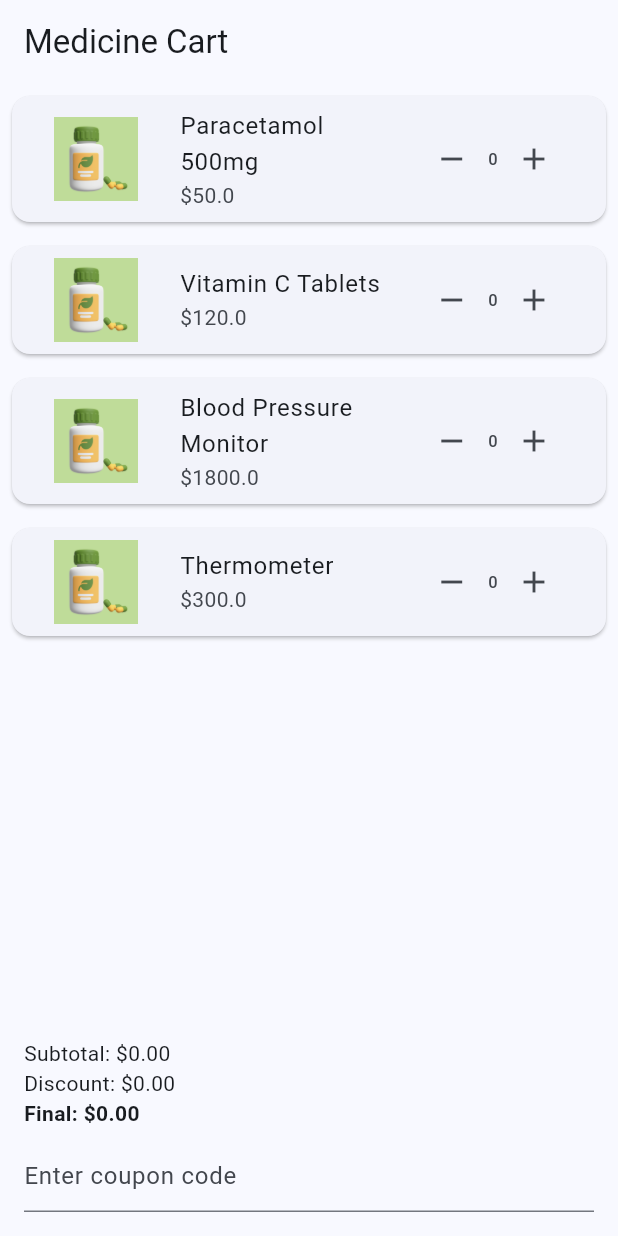
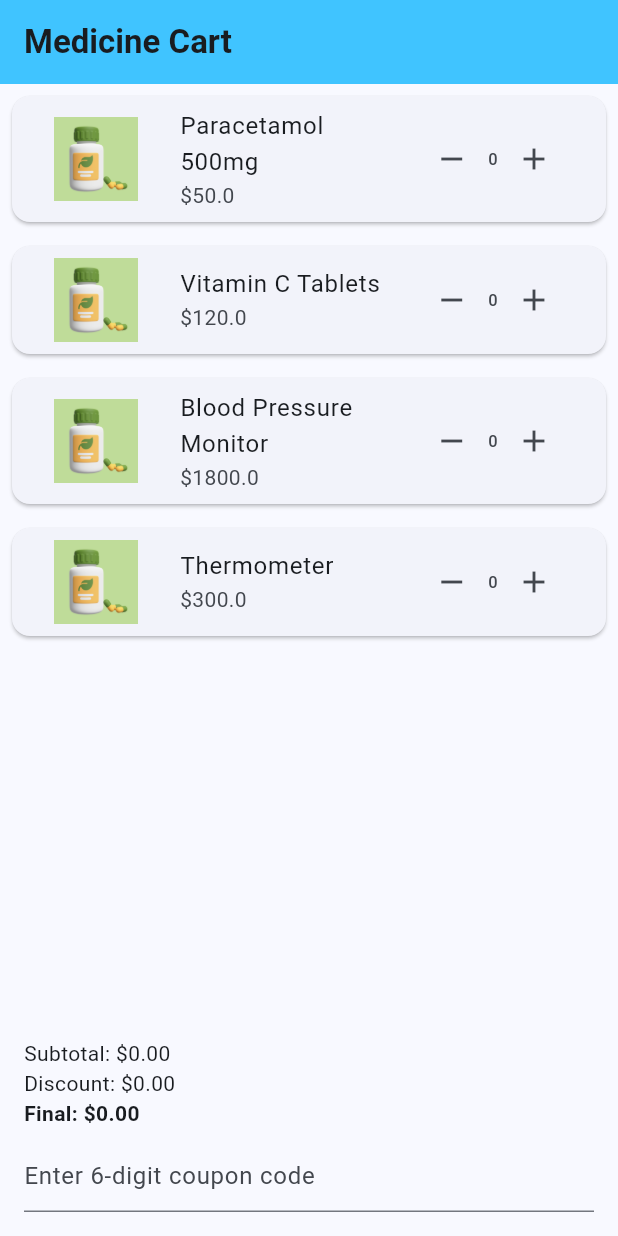
Before and after one commit to novincdavis123/medcart, a Flutter app: the screen it shows after launch, on a phone screen of 412 x 824 dp. Run offline on Flutter 3.47's test engine with Material 3 defaults, Android fonts, the phone set to English and light mode, and no system bars; our stand-ins replace flutter_riverpod, shared_preferences.

Commit message:
Code refactoring and coupon code validation
ADDED
 - toast for invalid coupons
 - cart_calculator function
EDITED
 - cart screen made clean by extracting calculation functions of
   discount and subtotal

```diff
--- a/lib/data/medicine_data.dart
+++ b/lib/data/medicine_data.dart
@@ -1,4 +1,3 @@
-
 import 'package:flutter_riverpod/flutter_riverpod.dart';
 import 'package:medcart/models/medicine.dart';
 
--- a/lib/models/medicine.dart
+++ b/lib/models/medicine.dart
@@ -11,13 +11,17 @@ class MedicineModel {
     required this.image,
   });
 
-  Map<String, dynamic> toJson() =>
-      {'id': id, 'name': name, 'price': price, 'image': image};
+  Map<String, dynamic> toJson() => {
+    'id': id,
+    'name': name,
+    'price': price,
+    'image': image,
+  };
 
   factory MedicineModel.fromJson(Map<String, dynamic> json) => MedicineModel(
-        id: json['id'],
-        name: json['name'],
-        price: json['price'],
-        image: json['image'],
-      );
+    id: json['id'],
+    name: json['name'],
+    price: json['price'],
+    image: json['image'],
+  );
 }
--- a/lib/providers/cart_provider.dart
+++ b/lib/providers/cart_provider.dart
@@ -9,10 +9,7 @@ class CartState {
   final Map<int, int> items;
   final String? coupon;
 
-  const CartState({
-    required this.items,
-    this.coupon,
-  });
+  const CartState({required this.items, this.coupon});
 
   CartState copyWith({
     Map<int, int>? items,
@@ -29,8 +26,9 @@ class CartState {
 /// --------------------
 /// Provider
 /// --------------------
-final cartProvider =
-    NotifierProvider<CartNotifier, CartState>(CartNotifier.new);
+final cartProvider = NotifierProvider<CartNotifier, CartState>(
+  CartNotifier.new,
+);
 
 /// --------------------
 /// Notifier
@@ -62,7 +60,6 @@ class CartNotifier extends Notifier<CartState> {
     }
   }
 
-
   Future<void> _saveCart() async {
     final prefs = await SharedPreferences.getInstance();
 
@@ -73,7 +70,6 @@ Future<void> _saveCart() async {
     await prefs.setString('cart', jsonEncode(cartMap));
     await prefs.setString('coupon', state.coupon ?? '');
   }
-
 
   /// --------------------
   /// Cart Actions
@@ -103,8 +99,8 @@ Future<void> _saveCart() async {
   /// --------------------
   /// Coupons
   /// --------------------
-  void applyCoupon(String code, double subtotal) {
-    if (state.coupon != null) return;
+  bool applyCoupon(String code, double subtotal) {
+    if (state.coupon != null) return false; // already applied
 
     final c = code.toUpperCase();
 
@@ -115,7 +111,10 @@ Future<void> _saveCart() async {
     if (isValid) {
       state = state.copyWith(coupon: c);
       _saveCart();
+      return true;
     }
+
+    return false;
   }
 
   void removeCoupon() {
--- a/lib/ui/cart_screen.dart
+++ b/lib/ui/cart_screen.dart
@@ -1,53 +1,57 @@
 import 'package:flutter/material.dart';
 import 'package:flutter_riverpod/flutter_riverpod.dart';
 import 'package:medcart/data/medicine_data.dart';
+import 'package:medcart/utils/cart_calculator.dart';
 import '../providers/cart_provider.dart';
+import 'package:medcart/models/medicine.dart';
 
 class CartScreen extends ConsumerWidget {
   const CartScreen({super.key});
 
-  double subtotal(Map<int, int> cart, List products) {
-    double total = 0;
-    for (var entry in cart.entries) {
-      final product =
-          products.firstWhere((p) => p.id == entry.key);
-      total += product.price * entry.value;
-    }
-    return total;
+  @override
+  Widget build(BuildContext context, WidgetRef ref) {
+    final medicines = ref.watch(medicinesProvider);
+    final cartState = ref.watch(cartProvider);
+
+    final sub = CartCalculator.subtotal(cartState.items, medicines);
+    final disc = CartCalculator.discount(cartState.coupon, sub);
+
+    return Scaffold(
+      appBar: _appBar(),
+      body: _body(context, medicines, cartState, ref, sub, disc),
+    );
   }
 
-  double discount(String? coupon, double subtotal) {
-    if (coupon == 'SAVE10') return subtotal * 0.10;
-    if (coupon == 'SAVE20') return subtotal * 0.20;
-    return 0;
-  }
+  //AppBar of the screen
+  AppBar _appBar() => AppBar(
+    title: const Text(
+      'Medicine Cart',
+      style: TextStyle(fontWeight: FontWeight.bold),
+    ),
+    backgroundColor: Colors.lightBlueAccent,
+  );
 
-  @override
-  Widget build(BuildContext context, WidgetRef ref) {
-    final products = ref.watch(medicinesProvider);
-    final cartState = ref.watch(cartProvider);
-
-    final sub = subtotal(cartState.items, products);
-    final disc = discount(cartState.coupon, sub);
-
-    return Scaffold(
-      appBar: AppBar(title: const Text('Medicine Cart')),
-      body: Column(
+  //Body of the screen
+  Column _body(
+    BuildContext context,
+    List<MedicineModel> medicines,
+    CartState cartState,
+    WidgetRef ref,
+    double sub,
+    double disc,
+  ) {
+    return Column(
       children: [
         Expanded(
           child: ListView(
-              children: products.map((product) {
-                final qty = cartState.items[product.id] ?? 0;
+            children: medicines.map((medicine) {
+              final qty = cartState.items[medicine.id] ?? 0;
               return Card(
                 margin: const EdgeInsets.all(8),
                 child: ListTile(
-                    leading: Image.asset(
-                      product.image,
-                      width: 80,
-                      height: 80,
-                    ),
-                    title: Text(product.name),
-                    subtitle: Text('\$${product.price}'),
+                  leading: Image.asset(medicine.image, width: 80, height: 80),
+                  title: Text(medicine.name),
+                  subtitle: Text('\$${medicine.price}'),
                   trailing: Row(
                     mainAxisSize: MainAxisSize.min,
                     children: [
@@ -55,14 +59,14 @@ class CartScreen extends ConsumerWidget {
                         icon: const Icon(Icons.remove),
                         onPressed: () => ref
                             .read(cartProvider.notifier)
-                              .removeItem(product.id),
+                            .removeItem(medicine.id),
                       ),
                       Text(qty.toString()),
                       IconButton(
                         icon: const Icon(Icons.add),
                         onPressed: () => ref
                             .read(cartProvider.notifier)
-                              .addItem(product.id),
+                            .addItem(medicine.id),
                       ),
                     ],
                   ),
@@ -84,26 +88,38 @@ class CartScreen extends ConsumerWidget {
               ),
               const SizedBox(height: 8),
               TextField(
+                // limited length of character
+                maxLength: 6,
                 decoration: const InputDecoration(
-                      hintText: 'Enter coupon code'),
+                  hintText: 'Enter 6‑digit coupon code',
+                  counterText: '',
+                ),
                 onSubmitted: (value) {
-                    ref
+                  final success = ref
                       .read(cartProvider.notifier)
                       .applyCoupon(value, sub);
+                  // if coupon not authorized
+                  if (!success) {
+                    ScaffoldMessenger.of(context).showSnackBar(
+                      const SnackBar(
+                        content: Text(
+                          'Invalid coupon code or minimum not met!',
+                        ),
+                      ),
+                    );
+                  }
                 },
               ),
               if (cartState.coupon != null)
                 TextButton(
-                    onPressed: () => ref
-                        .read(cartProvider.notifier)
-                        .removeCoupon(),
+                  onPressed: () =>
+                      ref.read(cartProvider.notifier).removeCoupon(),
                   child: Text('Remove Coupon (${cartState.coupon})'),
                 ),
             ],
           ),
-          )
+        ),
       ],
-      ),
     );
   }
 }
--- /dev/null
+++ b/lib/utils/cart_calculator.dart
@@ -0,0 +1,31 @@
+import '../models/medicine.dart';
+
+class CartCalculator {
+  // sub total claculation
+  static double subtotal(
+    Map<int, int> cartItems,
+    List<MedicineModel> medicines,
+  ) {
+    double total = 0;
+    for (var entry in cartItems.entries) {
+      final medicine = medicines.firstWhere(
+        (medicnes) => medicnes.id == entry.key,
+        orElse: () => throw 'Medicne not found',
+      );
+      total += medicine.price * entry.value;
+    }
+    return total;
+  }
+
+  // coupon code handling
+  static double discount(String? coupon, double subtotal) {
+    switch (coupon) {
+      case 'SAVE10':
+        return subtotal * 0.10;
+      case 'SAVE20':
+        return subtotal * 0.20;
+      default:
+        return 0;
+    }
+  }
+}
```
Lines whose indentation alone changed are shown as unchanged.
